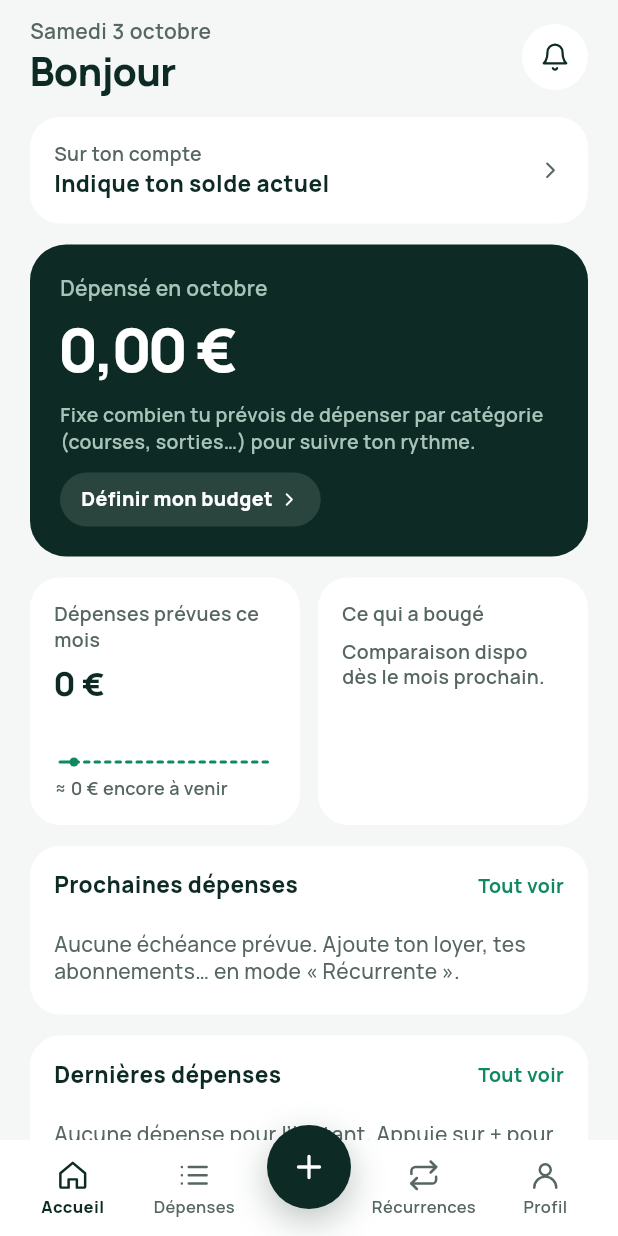
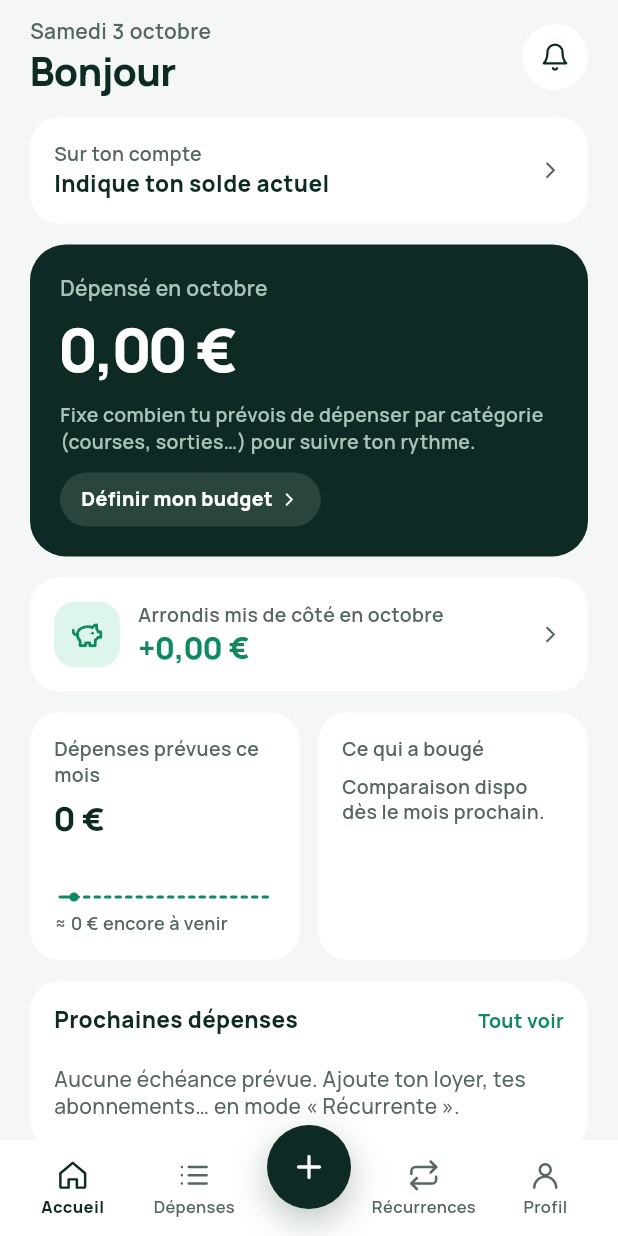
Before and after one commit to Thomas-Grsst/Depenses-App, a Flutter app: the Shell screen opened directly, on a phone screen of 412 x 824 dp. Run offline on Flutter 3.47's test engine with Material 3 defaults, Android fonts, the phone set to English and light mode, and no system bars; our stand-ins replace flutter_svg, shared_preferences; accounts and stored records are empty; project files that could hold a hidden picture were left out.

Commit message:
Arrondi à l'euro supérieur, catégories perso, budget plus accessible
- Arrondi des dépenses occasionnelles mis de côté (carte sur l'accueil, versement dans un objectif)
- Catégories personnalisées (nom, icône, couleur)
- Budget réglable par catégorie, bouton « Gérer mon budget » sur l'accueil
- Solde du compte en haut de l'accueil, détail du calcul de fin de mois
- Palettes Océan, Prune et Terracotta en mode sombre

Co-Authored-By: Claude Opus 5.5 <noreply@anthropic.com>

```diff
--- a/lib/icons.dart
+++ b/lib/icons.dart
@@ -43,6 +43,7 @@ const _paths = <String, String>{
   'save': '<path d="M19 21H5a2 2 0 0 1-2-2V5a2 2 0 0 1 2-2h11l5 5v11a2 2 0 0 1-2 2z"/><path d="M17 21v-8H7v8M7 3v5h8"/>',
   'edit': '<path d="M12 20h9"/><path d="M16.5 3.5a2.1 2.1 0 0 1 3 3L7 19l-4 1 1-4z"/>',
   'tag': '<path d="M20.6 13.4 13.4 20.6a2 2 0 0 1-2.8 0L3 13V3h10l7.6 7.6a2 2 0 0 1 0 2.8z"/><circle cx="7.5" cy="7.5" r="1.5"/>',
+  'piggy': '<path d="M19 5c-1.5 0-2.8 1.4-3 2-3.5-1.5-11-.3-11 5 0 1.8 0 3 2 4.5V20h4v-2h3v2h4v-4c1-.5 1.7-1 2-2h2v-4h-2c0-1-.5-1.5-1-2V5z"/><path d="M2 9v1c0 1.1.9 2 2 2h1"/><path d="M16 11h.01"/>',
 };
 
 const expenseKinds = [
--- a/lib/models.dart
+++ b/lib/models.dart
@@ -49,6 +49,7 @@ class Expense {
   DateTime date;
   List<String> labels;
   String? recId;
+  double roundUp; // arrondi à l'euro supérieur mis de côté
 
   Expense({
     required this.id,
@@ -58,18 +59,20 @@ class Expense {
     required this.cat,
     List<String>? labels,
     this.recId,
+    this.roundUp = 0,
   }) : labels = labels ?? [];
 
   bool get isRec => recId != null;
 
   Map<String, dynamic> toJson() => {
         'id': id, 'name': name, 'amount': amount, 'date': _s(date), 'cat': cat,
-        'labels': labels, 'recId': recId,
+        'labels': labels, 'recId': recId, 'roundUp': roundUp,
       };
 
   factory Expense.fromJson(Map<String, dynamic> j) => Expense(
         id: j['id'], name: j['name'], amount: _n(j['amount']), date: _d(j['date']),
         cat: j['cat'], labels: List<String>.from(j['labels'] ?? const []), recId: j['recId'],
+        roundUp: _n(j['roundUp'] ?? 0),
       );
 }
 
@@ -230,7 +233,8 @@ class Settings {
   String themeMode; // light | dark | auto
   String style; // menthe | graphite
   String palette; // menthe | ocean | prune | terracotta
-  bool alerts, detection;
+  bool alerts, detection, roundUp;
+  double roundUpUsed; // arrondis déjà versés dans un objectif
   List<String> ignored;
 
   Settings({
@@ -245,6 +249,8 @@ class Settings {
     this.palette = 'menthe',
     this.alerts = true,
     this.detection = true,
+    this.roundUp = true,
+    this.roundUpUsed = 0,
     List<String>? ignored,
   })  : ignored = ignored ?? [],
         balanceSkip = balanceSkip ?? [];
@@ -253,7 +259,7 @@ class Settings {
         'name': name, 'income': income, 'payDay': payDay, 'balance': balance,
         'balanceDate': balanceDate == null ? null : _s(balanceDate!), 'balanceSkip': balanceSkip,
         'themeMode': themeMode, 'style': style, 'palette': palette,
-        'alerts': alerts, 'detection': detection, 'ignored': ignored,
+        'alerts': alerts, 'detection': detection, 'roundUp': roundUp, 'roundUpUsed': roundUpUsed, 'ignored': ignored,
       };
   factory Settings.fromJson(Map<String, dynamic> j) => Settings(
         name: j['name'] ?? '', income: _n(j['income'] ?? 0), payDay: (j['payDay'] as num?)?.toInt() ?? 1,
@@ -262,6 +268,7 @@ class Settings {
         balanceSkip: List<String>.from(j['balanceSkip'] ?? const []),
         themeMode: j['themeMode'] ?? 'auto',
         style: j['style'] ?? 'menthe', palette: j['palette'] ?? 'menthe', alerts: j['alerts'] ?? true,
-        detection: j['detection'] ?? true, ignored: List<String>.from(j['ignored'] ?? const []),
+        detection: j['detection'] ?? true, roundUp: j['roundUp'] ?? true,
+        roundUpUsed: _n(j['roundUpUsed'] ?? 0), ignored: List<String>.from(j['ignored'] ?? const []),
       );
 }
--- a/lib/screens/home.dart
+++ b/lib/screens/home.dart
@@ -11,6 +11,7 @@ import '../widgets.dart';
 import 'account.dart';
 import 'budget.dart';
 import 'compare.dart';
+import 'roundup.dart';
 import 'forecast.dart';
 import 'shell.dart';
 
@@ -225,6 +226,7 @@ class HomeScreen extends StatelessWidget {
             ),
           budgetBtn,
         ]),
+        if (store.settings.roundUp || store.roundUpTotal > 0) const RoundUpCard(),
         Pressable(onTap: () => go(context, const ForecastScreen()), child: Sparkline(s, height: 90)),
         if (alerts.isNotEmpty) Callout(parts: alerts.first.parts, warn: true),
         upcoming,
@@ -337,6 +339,7 @@ class HomeScreen extends StatelessWidget {
       ]),
       account,
       hero,
+      if (store.settings.roundUp || store.roundUpTotal > 0) const RoundUpCard(),
       if (alerts.isNotEmpty) Callout(parts: alerts.first.parts, warn: true, icon: 'alert'),
       TwoUp(forecastCard, movedCard),
       upcoming,
--- a/lib/screens/profile.dart
+++ b/lib/screens/profile.dart
@@ -11,6 +11,7 @@ import '../widgets.dart';
 import 'account.dart';
 import 'budget.dart';
 import 'categories.dart';
+import 'roundup.dart';
 import 'simulation.dart';
 import 'simulations.dart';
 
@@ -275,6 +276,10 @@ class ProfileScreen extends StatelessWidget {
             onTap: () => go(context, store.sims.isEmpty ? const SimulationScreen() : const SimulationsScreen())),
         SettingRow('Catégories', value: '${cats.length}', chevron: true, onTap: () => manageCategories(context)),
         SettingRow('Libellés', value: '${store.labels.length}', chevron: true, onTap: () => _labels(context)),
+        SettingRow('Arrondis à l’euro supérieur',
+            value: store.roundUpTotal > 0 ? '+${eur(store.roundUpTotal)}' : (st.roundUp ? 'Activé' : 'Désactivé'),
+            chevron: true,
+            onTap: () => showRoundUp(context)),
         SettingRow('Alertes intelligentes',
             trailing: Toggle(value: st.alerts, onChanged: (v) => set(() => st.alerts = v))),
         SettingRow('Détection des abonnements',
--- /dev/null
+++ b/lib/screens/roundup.dart
@@ -0,0 +1,167 @@
+import 'package:flutter/material.dart';
+
+import '../format.dart';
+import '../icons.dart';
+import '../models.dart';
+import '../store.dart';
+import '../theme.dart';
+import '../ui.dart';
+
+Expense? _lastRounded(AppStore store) {
+  Expense? best;
+  for (final e in store.expenses) {
+    if (e.roundUp <= 0) continue;
+    if (best == null || e.date.isAfter(best.date) || (sameDay(e.date, best.date) && e.id.compareTo(best.id) > 0)) {
+      best = e;
+    }
+  }
+  return best;
+}
+
+/// Carte « Arrondis » de l'accueil : ce qui a été mis de côté en arrondissant chaque dépense.
+class RoundUpCard extends StatelessWidget {
+  const RoundUpCard({super.key});
+
+  @override
+  Widget build(BuildContext context) {
+    final t = TkScope.of(context);
+    final g = t.graphite;
+    final store = StoreScope.of(context);
+    final s = store.stats;
+    final month = store.roundUpMonth(s.y, s.m);
+    final total = store.roundUpTotal;
+    final last = _lastRounded(store);
+    final sub = total <= 0
+        ? ''
+        : [
+            '${eur(total)} depuis le début',
+            if (last != null) 'dernière : ${eur(last.amount)} → ${eur0(last.amount + last.roundUp)}',
+          ].join(' · ');
+
+    if (g) {
+      return Pressable(
+        onTap: () => showRoundUp(context),
+        child: Container(
+          padding: const EdgeInsets.symmetric(vertical: 16),
+          decoration: BoxDecoration(border: Border.symmetric(horizontal: BorderSide(color: t.line))),
+          child: Row(children: [
+            Container(
+              width: 38,
+              height: 38,
+              alignment: Alignment.center,
+              decoration: BoxDecoration(shape: BoxShape.circle, border: Border.all(color: t.lineStrong)),
+              child: Ico('piggy', size: 19, color: t.ink),
+            ),
+            const SizedBox(width: 14),
+            Expanded(
+              child: Column(crossAxisAlignment: CrossAxisAlignment.start, children: [
+                Text('ARRONDIS · ${monthsFr[s.m - 1].toUpperCase()}', style: t.label()),
+                const SizedBox(height: 4),
+                if (sub.isNotEmpty) Text(sub, style: t.ts(12, FontWeight.w400, t.muted)),
+              ]),
+            ),
+            const SizedBox(width: 10),
+            Text('+${eur(month)}', style: t.ts(17, FontWeight.w400, t.mint)),
+          ]),
+        ),
+      );
+    }
+    return Pressable(
+      onTap: () => showRoundUp(context),
+      child: Panel(
+        child: Row(children: [
+          Container(
+            width: 44,
+            height: 44,
+            alignment: Alignment.center,
+            decoration: BoxDecoration(color: t.mintSoft, borderRadius: BorderRadius.circular(14)),
+            child: Ico('piggy', size: 22, color: t.mint, stroke: 2),
+          ),
+          const SizedBox(width: 12),
+          Expanded(
+            child: Column(crossAxisAlignment: CrossAxisAlignment.start, children: [
+              Text('Arrondis mis de côté en ${monthsFr[s.m - 1]}', style: t.ts(13, FontWeight.w600, t.muted)),
+              Text('+${eur(month)}', style: t.ts(20, FontWeight.w800, t.mint)),
+              if (sub.isNotEmpty) Text(sub, style: t.ts(12, FontWeight.w600, t.muted).copyWith(height: 1.35)),
+            ]),
+          ),
+          Ico('chevR', size: 18, color: t.muted),
+        ]),
+      ),
+    );
+  }
+}
+
+/// Détail des arrondis : réglage, total, versement dans un objectif.
+Future<void> showRoundUp(BuildContext context) => showSheet<void>(context,
+    title: 'Arrondis à l’euro',
+    builder: (ctx) => ListenableBuilder(
+          listenable: StoreScope.read(context),
+          builder: (ctx, _) {
+            final t = TkScope.of(ctx);
+            final store = StoreScope.read(context);
+            final st = store.settings;
+            final avail = store.roundUpAvailable;
+            final rounded = [...store.expenses.where((e) => e.roundUp > 0)]
+              ..sort((a, b) => b.date.compareTo(a.date));
+            return Column(crossAxisAlignment: CrossAxisAlignment.stretch, children: [
+              Ruled(
+                child: Row(children: [
+                  Expanded(child: Text('Arrondir mes dépenses', style: t.ts(15, t.wItem))),
+                  Toggle(
+                      value: st.roundUp,
+                      onChanged: (v) {
+                        st.roundUp = v;
+                        store.commit();
+                      }),
+                ]),
+              ),
+              Ruled(
+                child: Row(children: [
+                  Expanded(child: Text('Mis de côté au total', style: t.ts(15, t.wItem))),
+                  Text(eur(store.roundUpTotal), style: t.ts(15, t.wStrong)),
+                ]),
+              ),
+              if (st.roundUpUsed > 0)
+                Ruled(
+                  child: Row(children: [
+                    Expanded(child: Text('Déjà versé dans tes objectifs', style: t.ts(15, t.wItem))),
+                    Text(eur(st.roundUpUsed), style: t.ts(15, t.wItem, t.muted)),
+                  ]),
+                ),
+              Ruled(
+                bottom: true,
+                child: Row(children: [
+                  Expanded(child: Text('Disponible', style: t.ts(15, t.wStrong))),
+                  Text(eur(avail), style: t.ts(17, t.wStrong, t.mint)),
+                ]),
+              ),
+              const SizedBox(height: 16),
+              if (avail > 0 && store.goals.isNotEmpty) ...[
+                for (final goal in store.goals) ...[
+                  PrimaryButton('Verser ${eur(avail)} dans « ${goal.name} »', onTap: () {
+                    store.moveRoundUpTo(goal);
+                    toast(ctx, '${goal.name} : ${eur0(goal.saved)} / ${eur0(goal.target)}');
+                  }),
+                  const SizedBox(height: 8),
+                ],
+              ] else if (avail > 0)
+                Text('Crée un objectif d’épargne dans ton profil pour y verser tes arrondis.',
+                    style: t.ts(12, t.wSemi, t.muted)),
+              if (rounded.isNotEmpty) ...[
+                const SizedBox(height: 14),
+                SectionLabel('Derniers arrondis'),
+                const SizedBox(height: 4),
+                for (final e in rounded.take(8))
+                  Ruled(
+                    child: ItemRow(
+                      leading: CatIcon(cat: e.cat, name: e.name, size: 32),
+                      title: e.name,
+                      subtitle: '${shortDate(e.date)} · ${eur(e.amount)} → ${eur0(e.amount + e.roundUp)}',
+                      trailingWidget: Text('+${eur(e.roundUp)}', style: t.ts(14, t.wItem, t.mint)),
+                    ),
+                  ),
+              ],
+            ]);
+          },
+        ));
```
Also changed, not shown: lib/screens/add_expense.dart (+25 -0 lines), lib/store.dart (+25 -2 lines), lib/widgets.dart (+10 -1 lines).
